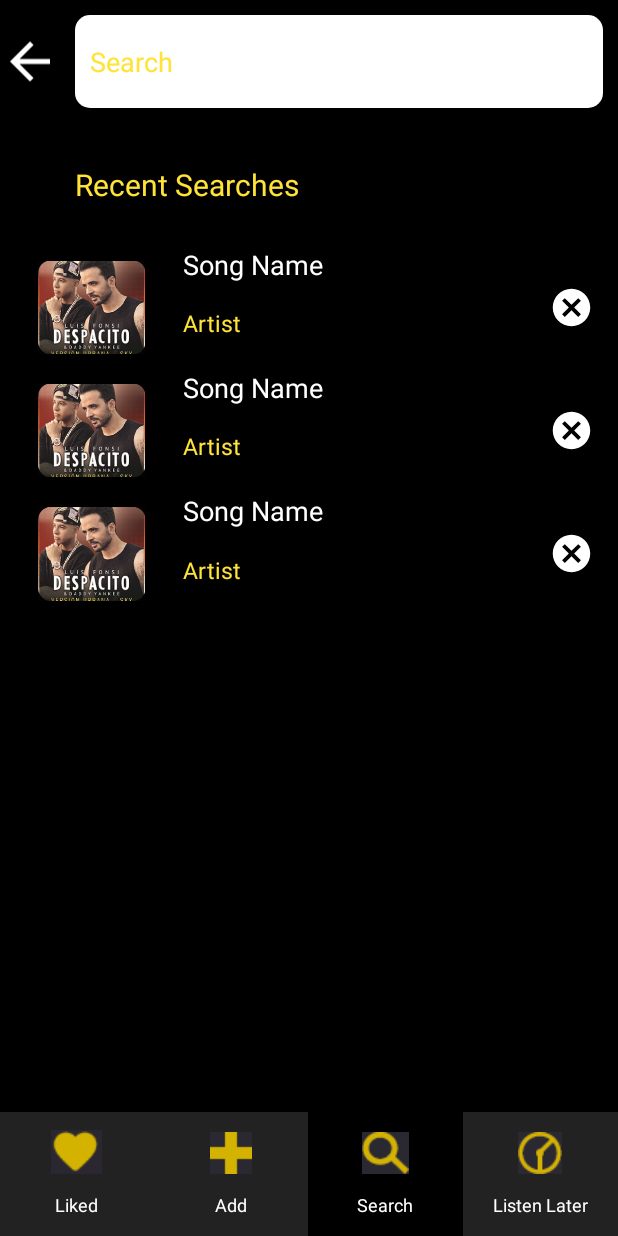
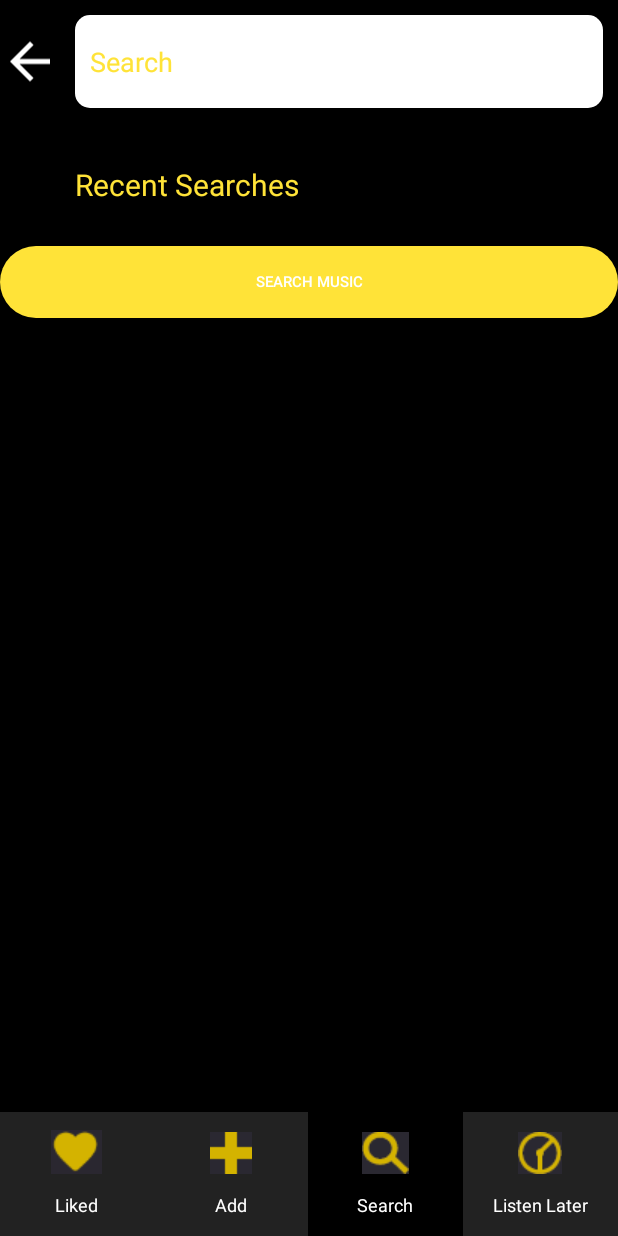
Before and after one commit to AbdulManan777/i190500_i190594, an Android app: the Recent_searches screen opened directly, with no data from a screen before it, on a phone screen of 412 x 824 dp. Run offline under Robolectric (Android 15) with nearby library versions, the phone set to English and light mode, and no system bars; our stand-ins replace Firebase (no records; nobody signed in at launch, a user with empty details on screens opened directly).

Commit message:
Searching of Music Done

```diff
--- a/app/src/main/java/com/ass2/i190500_i190594/Recent_searches.java
+++ b/app/src/main/java/com/ass2/i190500_i190594/Recent_searches.java
@@ -1,14 +1,118 @@
 package com.ass2.i190500_i190594;
 
+import androidx.annotation.NonNull;
+import androidx.annotation.Nullable;
 import androidx.appcompat.app.AppCompatActivity;
 
+import android.app.Activity;
+import android.content.Intent;
+import android.net.Uri;
 import android.os.Bundle;
+import android.util.Log;
+import android.view.View;
+import android.widget.Button;
+import android.widget.EditText;
+import android.widget.LinearLayout;
+import android.widget.TextView;
+import android.widget.Toast;
+
+import com.google.firebase.auth.FirebaseAuth;
+import com.google.firebase.database.ChildEventListener;
+import com.google.firebase.database.DataSnapshot;
+import com.google.firebase.database.DatabaseError;
+import com.google.firebase.database.DatabaseReference;
+import com.google.firebase.database.FirebaseDatabase;
+import com.google.firebase.database.Query;
+import com.google.firebase.database.ValueEventListener;
 
 public class Recent_searches extends AppCompatActivity {
+
+    EditText tvsearch;
+    Button search_music;
+    FirebaseAuth mAuth;
+    Uri AudioURi;
+    TextView SongName;
+    LinearLayout ll;
+    String Title;
 
     @Override
     protected void onCreate(Bundle savedInstanceState) {
         super.onCreate(savedInstanceState);
         setContentView(R.layout.activity_recent_searches);
+
+        tvsearch=findViewById(R.id.searchtv);
+
+        search_music=findViewById(R.id.searchmusic);
+        mAuth=FirebaseAuth.getInstance();
+        SongName=findViewById(R.id.TitleSong);
+
+        ll=findViewById(R.id.musicsearched);
+        search_music.setOnClickListener(new View.OnClickListener() {
+            @Override
+            public void onClick(View view) {
+                DatabaseReference rootRef = FirebaseDatabase.getInstance().getReference().child("Registered Users").child(mAuth.getCurrentUser().getUid()).child("Musics");
+                final Query userQuery = rootRef.orderByChild("Title").equalTo(tvsearch.getText().toString());
+
+                if(userQuery==null) {
+
+                    Toast.makeText(Recent_searches.this, "No Music with this name exists", Toast.LENGTH_LONG).show();
+                }
+
+                else {
+
+                    userQuery.addListenerForSingleValueEvent(new ValueEventListener() {
+                        @Override
+                        public void onDataChange(DataSnapshot dataSnapshot) {
+                            for (DataSnapshot datas : dataSnapshot.getChildren()) {
+                                String keys = datas.getKey();
+                                Title = datas.child("Title").getValue().toString();
+                                String aud = datas.child("Music URL").getValue().toString();
+
+                                if (aud != null && Title != null) {
+
+                                    AudioURi = Uri.parse(aud);
+
+                                    SongName.setText(Title);
+
+                                    ll.setVisibility(Button.VISIBLE);
+                                }
+
+
+                            }
+                        }
+
+                        @Override
+                        public void onCancelled(DatabaseError databaseError) {
+                        }
+                    });
+                }
+            }
+        });
+
+       // if(ll.getVisibility()==LinearLayout.VISIBLE){
+            Log.i("Button k under","Hello");
+
+            ll.setOnClickListener(new View.OnClickListener() {
+                @Override
+                public void onClick(View view) {
+
+
+
+                    Intent i=new Intent();
+                    i.putExtra("AudioURL", AudioURi.toString());
+                    i.putExtra("Title",Title);
+                  //  i.putExtra("Genre",genere.getText().toString());
+                   // i.putExtra("Description",description.getText().toString());
+
+                    setResult(Activity.RESULT_OK,i);
+                    finish();
+
+
+                }
+            });
+        //}
+
+
+
     }
 }
--- a/app/src/main/java/com/ass2/i190500_i190594/menu_1.java
+++ b/app/src/main/java/com/ass2/i190500_i190594/menu_1.java
@@ -45,7 +45,7 @@ public class menu_1 extends AppCompatActivity {
     Uri AudioUri;
 
     ImageView play;
-    ImageView pause, signout,playlist2;
+    ImageView pause, signout,playlist2,searchMusic;
     FirebaseAuth mAuth;
 
     boolean flag = true;
@@ -65,6 +65,7 @@ public class menu_1 extends AppCompatActivity {
         mAuth=FirebaseAuth.getInstance();
         SongName1=findViewById(R.id.songname);
         playlist2=findViewById(R.id.playlist2);
+        searchMusic=findViewById(R.id.SearchMusic);
 
         //Toast.makeText(menu_1.this,mAuth.getCurrentUser().getUid().toString(),Toast.LENGTH_LONG).show();
 
@@ -76,6 +77,14 @@ public class menu_1 extends AppCompatActivity {
             }
 
 
+        });
+
+        searchMusic.setOnClickListener(new View.OnClickListener() {
+            @Override
+            public void onClick(View view) {
+                Intent intent = new Intent(menu_1.this, Recent_searches.class);
+                startActivityForResult(intent, 34);
+            }
         });
         MediaPlayer player = new MediaPlayer();
         player.setAudioStreamType(AudioManager.STREAM_MUSIC);
@@ -95,8 +104,7 @@ public class menu_1 extends AppCompatActivity {
             @Override
             public void onClick(View view) {
 
-                FirebaseDatabase  database =FirebaseDatabase.getInstance();
-
+               /* FirebaseDatabase  database =FirebaseDatabase.getInstance();
 
 
                 database.getReference().child("Registered Users").child(mAuth.getCurrentUser().getUid()).child("Musics").addChildEventListener(new ChildEventListener() {
@@ -130,7 +138,7 @@ public class menu_1 extends AppCompatActivity {
                     public void onCancelled(@NonNull DatabaseError error) {
 
                     }
-                });
+                });*/
                    /* @Override
                     public void onDataChange(@NonNull DataSnapshot snapshot) {
 
@@ -242,5 +250,22 @@ public class menu_1 extends AppCompatActivity {
 
 
         }
+
+        if(requestCode==34&&resultCode==Activity.RESULT_OK){
+
+            String aud=data.getStringExtra("AudioURL");
+            String title=data.getStringExtra("Title");
+
+            AudioUri=Uri.parse(aud);
+            SongName1.setText(title);
+
+
+
+
+        }
     }
+
+
+
+
 }
--- a/app/src/main/java/com/ass2/i190500_i190594/upload_music.java
+++ b/app/src/main/java/com/ass2/i190500_i190594/upload_music.java
@@ -116,7 +116,7 @@ public class upload_music extends AppCompatActivity {
             setResult(Activity.RESULT_OK,i);
             finish();
 
-            finish();
+          //  finish();
 
     }
 
--- a/app/src/main/res/layout/activity_menu1.xml
+++ b/app/src/main/res/layout/activity_menu1.xml
@@ -437,6 +437,7 @@
             android:gravity="center_horizontal|bottom"
             >
             <ImageView
+                android:id="@+id/SearchMusic"
                 android:layout_width="wrap_content"
                 android:layout_height="wrap_content"
                 android:src="@drawable/search"
--- a/app/src/main/res/layout/activity_recent_searches.xml
+++ b/app/src/main/res/layout/activity_recent_searches.xml
@@ -20,7 +20,7 @@
             >
         </ImageView>
         <EditText
-            android:id="@+id/editTextTextPersonName"
+            android:id="@+id/searchtv"
             android:layout_width="match_parent"
             android:layout_height="match_parent"
             android:ems="10"
@@ -57,8 +57,10 @@
         android:orientation="vertical"
         >
         <LinearLayout
+            android:id="@+id/musicsearched"
             android:layout_weight="1"
             android:weightSum="1"
+            android:visibility="gone"
             android:layout_width="match_parent"
             android:layout_height="0dp">
 
@@ -90,6 +92,7 @@
                     android:layout_width="match_parent"
                     android:layout_height="0dp">
                     <TextView
+                        android:id="@+id/TitleSong"
                         android:layout_width="match_parent"
                         android:layout_height="match_parent"
                         android:text="Song Name"
@@ -128,151 +131,23 @@
             </LinearLayout>
         </LinearLayout>
 
-        <LinearLayout
-            android:layout_weight="1"
-            android:weightSum="1"
+        <androidx.appcompat.widget.AppCompatButton
+            android:id="@+id/searchmusic"
             android:layout_width="match_parent"
-            android:layout_height="0dp">
-
-            <View
-                android:layout_weight="0.05"
-                android:layout_width="0dp"
-                android:layout_height="match_parent">
-            </View>
-            <LinearLayout
-                android:layout_weight="0.2"
-                android:layout_width="0dp"
-                android:layout_height="match_parent">
-                <ImageView
-                    android:layout_margin="5dp"
-                    android:layout_width="wrap_content"
-                    android:layout_height="wrap_content"
-                    android:src="@drawable/despacito"
-                    ></ImageView>
-
-            </LinearLayout>
-            <LinearLayout
-                android:layout_weight="0.6"
-                android:layout_width="0dp"
-                android:layout_height="match_parent"
-                android:orientation="vertical"
-                >
-                <LinearLayout
-                    android:layout_weight="0.5"
-                    android:layout_width="match_parent"
-                    android:layout_height="0dp">
-                    <TextView
-                        android:layout_width="match_parent"
-                        android:layout_height="match_parent"
-                        android:text="Song Name"
-                        android:textColor="@color/white"
-                        android:textSize="18dp"
-                        android:paddingLeft="20dp"
-                        />
-                </LinearLayout>
-                <LinearLayout
-                    android:layout_weight="0.5"
-                    android:layout_width="match_parent"
-                    android:layout_height="0dp">
-                    <TextView
-                        android:layout_width="match_parent"
-                        android:layout_height="match_parent"
-                        android:text="Artist"
-                        android:textColor="@color/corn"
-                        android:textSize="15dp"
-                        android:paddingLeft="20dp"
-                        />
-                </LinearLayout>
-
-            </LinearLayout>
-            <LinearLayout
-                android:layout_weight="0.15"
-                android:layout_width="0dp"
-                android:layout_height="match_parent"
-                android:gravity="center"
-                >
-                <ImageView
-                    android:layout_width="30dp"
-                    android:layout_height="30dp"
-                    android:src="@drawable/cancel_icon"
-                    />
-
-            </LinearLayout>
-        </LinearLayout>
-        <LinearLayout
-            android:layout_weight="1"
-            android:weightSum="1"
-            android:layout_width="match_parent"
-            android:layout_height="0dp">
-
-            <View
-                android:layout_weight="0.05"
-                android:layout_width="0dp"
-                android:layout_height="match_parent">
-            </View>
-            <LinearLayout
-                android:layout_weight="0.2"
-                android:layout_width="0dp"
-                android:layout_height="match_parent">
-                <ImageView
-                    android:layout_margin="5dp"
-                    android:layout_width="wrap_content"
-                    android:layout_height="wrap_content"
-                    android:src="@drawable/despacito"
-                    ></ImageView>
-
-            </LinearLayout>
-            <LinearLayout
-                android:layout_weight="0.6"
-                android:layout_width="0dp"
-                android:layout_height="match_parent"
-                android:orientation="vertical"
-                >
-                <LinearLayout
-                    android:layout_weight="0.5"
-                    android:layout_width="match_parent"
-                    android:layout_height="0dp">
-                    <TextView
-                        android:layout_width="match_parent"
-                        android:layout_height="match_parent"
-                        android:text="Song Name"
-                        android:textColor="@color/white"
-                        android:textSize="18dp"
-                        android:paddingLeft="20dp"
-                        />
-                </LinearLayout>
-                <LinearLayout
-                    android:layout_weight="0.5"
-                    android:layout_width="match_parent"
-                    android:layout_height="0dp">
-                    <TextView
-                        android:layout_width="match_parent"
-                        android:layout_height="match_parent"
-                        android:text="Artist"
-                        android:textColor="@color/corn"
-                        android:textSize="15dp"
-                        android:paddingLeft="20dp"
-                        />
-                </LinearLayout>
-
-            </LinearLayout>
-            <LinearLayout
-                android:layout_weight="0.15"
-                android:layout_width="0dp"
-                android:layout_height="match_parent"
-                android:gravity="center"
-                >
-                <ImageView
-                    android:layout_width="30dp"
-                    android:layout_height="30dp"
-                    android:src="@drawable/cancel_icon"
-                    />
-
-            </LinearLayout>
-        </LinearLayout>
+            android:layout_height="wrap_content"
+            android:background="@drawable/rounded_button"
+            android:text="Search Music"
+            android:textSize="10dp"
+            android:textColor="@color/white"
+            />
 
 
     </LinearLayout>
+
+
+
+
+
 
     <LinearLayout
         android:layout_weight="0.05"
```
